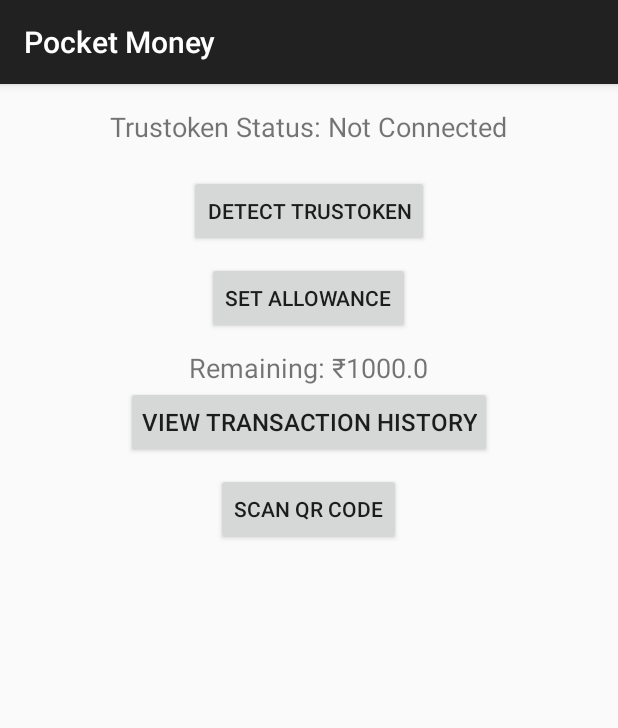
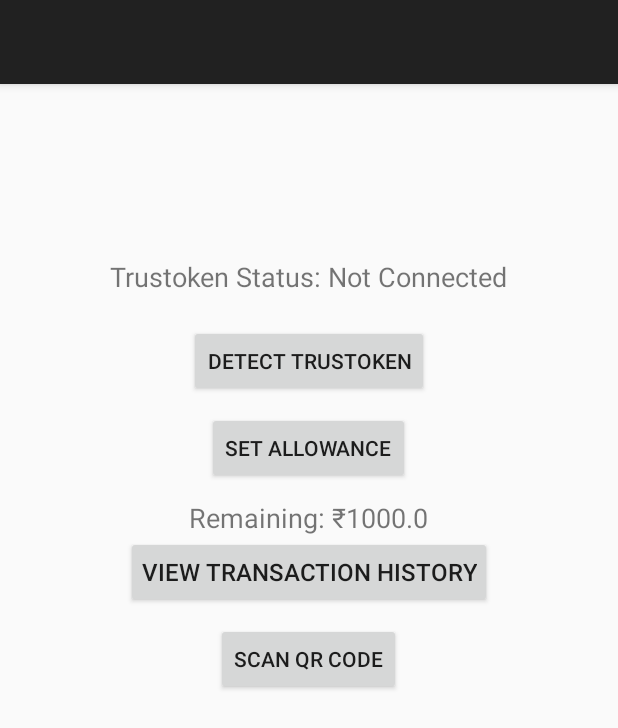
Before and after one commit to chetaniitbhilai/Mlecchita-vikalpa, an Android app built with Jetpack Compose: the screen it shows after launch (MainActivity), on a phone screen of 412 x 824 dp. Shown: the top 728 px of the screen. Run offline under Robolectric (Android 15) with nearby library versions, the phone set to English and light mode, and no system bars.

Commit message:
Fuck off

```diff
--- a/app/src/main/AndroidManifest.xml
+++ b/app/src/main/AndroidManifest.xml
@@ -11,7 +11,7 @@
     <application
         android:allowBackup="true"
         android:icon="@mipmap/ic_launcher"
-        android:label="@string/app_name"
+        android:label=""
         android:roundIcon="@mipmap/ic_launcher_round"
         android:supportsRtl="true"
         android:theme="@style/Theme.TrusToken_Starter"
@@ -29,14 +29,14 @@
         <!-- QR Scanner Activity -->
         <activity
             android:name=".QRScannerActivity"
-            android:exported="true"
+            android:exported="false"
             android:screenOrientation="portrait">
         </activity>
 
         <!-- Transaction Activity -->
         <activity
             android:name=".TransactionHistoryActivity"
-            android:exported="true"
+            android:exported="false"
             android:screenOrientation="portrait">
         </activity>
 
--- a/app/src/main/res/layout/activity_main.xml
+++ b/app/src/main/res/layout/activity_main.xml
@@ -5,20 +5,23 @@
 
     <LinearLayout
         android:layout_width="match_parent"
-        android:layout_height="wrap_content"
+        android:layout_height="match_parent"
+        android:gravity="center"
         android:orientation="vertical"
-        android:gravity="center"
         android:padding="16dp">
 
         <!-- Spacer View to push content down -->
-        <View
-            android:layout_width="match_parent"
-            android:layout_height="0dp"
-            android:layout_weight="1" />
+<!--        <View-->
+<!--            android:layout_width="match_parent"-->
+<!--            android:layout_height="0dp"-->
+<!--            android:layout_weight="1"-->
+<!--            android:layout_marginTop="70dp"-->
+<!--            />-->
 
         <TextView
             android:id="@+id/token_name"
             android:layout_width="wrap_content"
+            android:layout_marginTop="100dp"
             android:layout_height="wrap_content"
             android:text="Trustoken Status: Not Connected"
             android:textSize="18sp" />
@@ -27,31 +30,31 @@
             android:id="@+id/detect_token"
             android:layout_width="wrap_content"
             android:layout_height="wrap_content"
-            android:text="Detect Trustoken"
-            android:layout_marginTop="20dp"/>
+            android:layout_marginTop="20dp"
+            android:text="Detect Trustoken" />
 
         <Button
             android:id="@+id/set_allowance"
             android:layout_width="wrap_content"
             android:layout_height="wrap_content"
-            android:text="Set Allowance"
-            android:layout_marginTop="10dp"/>
+            android:layout_marginTop="10dp"
+            android:text="Set Allowance" />
 
         <TextView
             android:id="@+id/remaining_allowance"
             android:layout_width="wrap_content"
             android:layout_height="wrap_content"
+            android:layout_marginTop="10dp"
             android:text="Remaining: 0"
-            android:textSize="18sp"
-            android:layout_marginTop="10dp"/>
+            android:textSize="18sp" />
 
         <Button
             android:id="@+id/view_history"
             android:layout_width="wrap_content"
             android:layout_height="wrap_content"
+            android:padding="10dp"
             android:text="View Transaction History"
-            android:textSize="16sp"
-            android:padding="10dp" />
+            android:textSize="16sp" />
 
         <Button
             android:id="@+id/scan_qr"
--- a/app/src/main/res/layout/activity_transaction_history.xml
+++ b/app/src/main/res/layout/activity_transaction_history.xml
@@ -11,6 +11,6 @@
         android:layout_height="wrap_content"
         android:text="Transaction History"
         android:textSize="18sp"
-        android:padding="16dp" />
+        android:padding="70dp" />
 
 </LinearLayout>
--- a/app/src/main/res/values/strings.xml
+++ b/app/src/main/res/values/strings.xml
@@ -1,5 +1,5 @@
 <resources>
-    <string name="app_name">Pocket Money</string>
+<!--    <string name="app_name">Pocket Money</string>-->
     <string name="set_allowance">Set Allowance</string>
     <string name="scan_qr">Scan QR Code</string>
     <string name="view_history">View Transaction History</string>
```
Also changed, not shown: app/src/main/java/com/example/trustoken_starter/ui/theme/Theme.kt (+5 -5 lines), app/src/main/java/com/example/trustoken_starter/ui/theme/Type.kt (+5 -5 lines).
